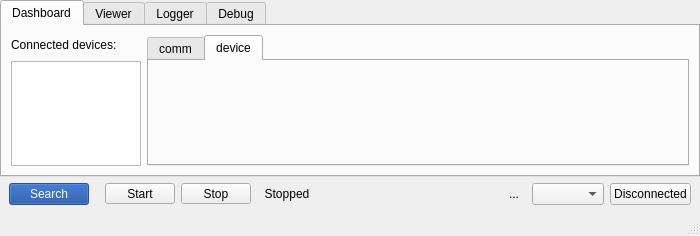
Above: qkexplorerwidget.ui from QkThings/qkwidget before the change. Below: the same form after it.
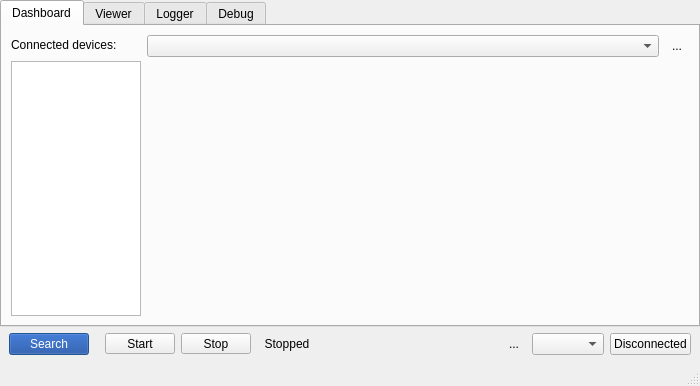
That is the form after the change. The open tabs and pages were chosen to show the change. Icons and pictures are not drawn. Custom widgets are drawn as their Qt base class.

```diff
--- a/qkexplorerwidget.ui
+++ b/qkexplorerwidget.ui
@@ -7,7 +7,7 @@
     <x>0</x>
     <y>0</y>
     <width>700</width>
-    <height>236</height>
+    <height>386</height>
    </rect>
   </property>
   <property name="windowTitle">
@@ -42,7 +42,40 @@
        <attribute name="title">
         <string>Dashboard</string>
        </attribute>
-       <layout class="QHBoxLayout" name="horizontalLayout_6">
+       <layout class="QHBoxLayout" name="horizontalLayout_11">
+        <property name="leftMargin">
+         <number>0</number>
+        </property>
+        <property name="topMargin">
+         <number>0</number>
+        </property>
+        <property name="rightMargin">
+         <number>0</number>
+        </property>
+        <property name="bottomMargin">
+         <number>0</number>
+        </property>
+        <item>
+         <widget class="QStackedWidget" name="stackedWidget">
+          <property name="currentIndex">
+           <number>0</number>
+          </property>
+          <widget class="QWidget" name="page">
+           <layout class="QVBoxLayout" name="verticalLayout_6">
+            <item>
+             <widget class="QLabel" name="dashboardLabel">
+              <property name="text">
+               <string>&lt;html&gt;&lt;head/&gt;&lt;body&gt;&lt;p&gt;&lt;span style=&quot; font-size:12pt;&quot;&gt;Nothing to show here, yet.&lt;/span&gt;&lt;/p&gt;&lt;p&gt;&lt;span style=&quot; font-size:10pt;&quot;&gt;First, establish a connection.&lt;/span&gt;&lt;/p&gt;&lt;p&gt;&lt;span style=&quot; font-size:10pt;&quot;&gt;Then, search for devices.&lt;/span&gt;&lt;/p&gt;&lt;/body&gt;&lt;/html&gt;</string>
+              </property>
+              <property name="alignment">
+               <set>Qt::AlignCenter</set>
+              </property>
+             </widget>
+            </item>
+           </layout>
+          </widget>
+          <widget class="QWidget" name="page_2">
+           <layout class="QHBoxLayout" name="horizontalLayout_7">
         <item>
          <layout class="QVBoxLayout" name="verticalLayout_8">
           <item>
@@ -101,118 +134,52 @@
          </layout>
         </item>
         <item>
-         <widget class="QStackedWidget" name="stackedPanels">
-          <property name="currentIndex">
-           <number>0</number>
-          </property>
-          <widget class="QWidget" name="page">
-           <layout class="QVBoxLayout" name="verticalLayout_7">
-            <property name="leftMargin">
-             <number>0</number>
-            </property>
-            <property name="topMargin">
-             <number>0</number>
-            </property>
-            <property name="rightMargin">
-             <number>0</number>
-            </property>
-            <property name="bottomMargin">
-             <number>0</number>
-            </property>
+             <layout class="QVBoxLayout" name="verticalLayout_3">
+              <item>
+               <layout class="QHBoxLayout" name="horizontalLayout_6">
+                <item>
+                 <widget class="QComboBox" name="comboBoardType">
+                  <property name="sizePolicy">
+                   <sizepolicy hsizetype="Expanding" vsizetype="Fixed">
+                    <horstretch>0</horstretch>
+                    <verstretch>0</verstretch>
+                   </sizepolicy>
+                  </property>
+                 </widget>
+                </item>
             <item>
-             <widget class="QLabel" name="label_2">
+                 <widget class="QToolButton" name="logger_buttonSettings_2">
               <property name="text">
-               <string>&lt;!DOCTYPE HTML PUBLIC &quot;-//W3C//DTD HTML 4.0//EN&quot; &quot;http://www.w3.org/TR/REC-html40/strict.dtd&quot;&gt;
-&lt;html&gt;&lt;head&gt;&lt;meta name=&quot;qrichtext&quot; content=&quot;1&quot; /&gt;&lt;style type=&quot;text/css&quot;&gt;
-p, li { white-space: pre-wrap; }
-&lt;/style&gt;&lt;/head&gt;&lt;body style=&quot; font-family:'Sans Serif'; font-size:9pt; font-weight:400; font-style:normal;&quot;&gt;
-&lt;p style=&quot; margin-top:12px; margin-bottom:12px; margin-left:0px; margin-right:0px; -qt-block-indent:0; text-indent:0px;&quot;&gt;&lt;span style=&quot; font-size:11pt;&quot;&gt;Nothing to show here.&lt;/span&gt;&lt;/p&gt;
-&lt;p style=&quot; margin-top:12px; margin-bottom:12px; margin-left:0px; margin-right:0px; -qt-block-indent:0; text-indent:0px;&quot;&gt;First, you need to establish a connection.&lt;/p&gt;
-&lt;p style=&quot; margin-top:12px; margin-bottom:12px; margin-left:0px; margin-right:0px; -qt-block-indent:0; text-indent:0px;&quot;&gt;Then, press the &amp;quot;search&amp;quot; button so you can find your connected devices.&lt;/p&gt;&lt;/body&gt;&lt;/html&gt;</string>
-              </property>
-              <property name="alignment">
-               <set>Qt::AlignCenter</set>
-              </property>
-              <property name="wordWrap">
+                   <string>...</string>
+                  </property>
+                  <property name="icon">
+                   <iconset resource="resources/icons/qkwidget_icons.qrc">
+                    <normaloff>:/icons/settings_16.png</normaloff>:/icons/settings_16.png</iconset>
+                  </property>
+                  <property name="checkable">
+                   <bool>false</bool>
+                  </property>
+                  <property name="checked">
+                   <bool>false</bool>
+                  </property>
+                  <property name="autoRaise">
                <bool>true</bool>
               </property>
              </widget>
             </item>
            </layout>
-          </widget>
-          <widget class="QWidget" name="nodePage">
-           <layout class="QVBoxLayout" name="verticalLayout_6">
-            <property name="leftMargin">
-             <number>0</number>
-            </property>
-            <property name="topMargin">
-             <number>0</number>
-            </property>
-            <property name="rightMargin">
-             <number>0</number>
-            </property>
-            <property name="bottomMargin">
-             <number>0</number>
-            </property>
+              </item>
             <item>
-             <widget class="QTabWidget" name="nodeTabWidget">
+               <widget class="BoardPanel" name="boardPanel" native="true">
               <property name="sizePolicy">
                <sizepolicy hsizetype="Expanding" vsizetype="Expanding">
-                <horstretch>1</horstretch>
+                  <horstretch>0</horstretch>
                 <verstretch>0</verstretch>
                </sizepolicy>
               </property>
-              <property name="tabPosition">
-               <enum>QTabWidget::North</enum>
-              </property>
-              <property name="currentIndex">
-               <number>1</number>
-              </property>
-              <widget class="QWidget" name="commTab">
-               <attribute name="title">
-                <string>comm</string>
-               </attribute>
-               <layout class="QVBoxLayout" name="verticalLayout_10">
-                <property name="leftMargin">
-                 <number>0</number>
-                </property>
-                <property name="topMargin">
-                 <number>0</number>
-                </property>
-                <property name="rightMargin">
-                 <number>0</number>
-                </property>
-                <property name="bottomMargin">
-                 <number>0</number>
-                </property>
-                <item>
-                 <widget class="BoardPanel" name="commBoardPanel" native="true"/>
-                </item>
-               </layout>
-              </widget>
-              <widget class="QWidget" name="deviceTab">
-               <attribute name="title">
-                <string>device</string>
-               </attribute>
-               <layout class="QHBoxLayout" name="horizontalLayout_7">
-                <property name="leftMargin">
-                 <number>0</number>
-                </property>
-                <property name="topMargin">
-                 <number>0</number>
-                </property>
-                <property name="rightMargin">
-                 <number>0</number>
-                </property>
-                <property name="bottomMargin">
-                 <number>0</number>
-                </property>
-                <item>
-                 <widget class="BoardPanel" name="deviceBoardPanel" native="true"/>
-                </item>
-               </layout>
-              </widget>
-             </widget>
+               </widget>
+              </item>
+             </layout>
             </item>
            </layout>
           </widget>
```
Left out of the diff: 28 changed lines with no effect on the pictures. Lines whose indentation alone changed are shown as unchanged.
